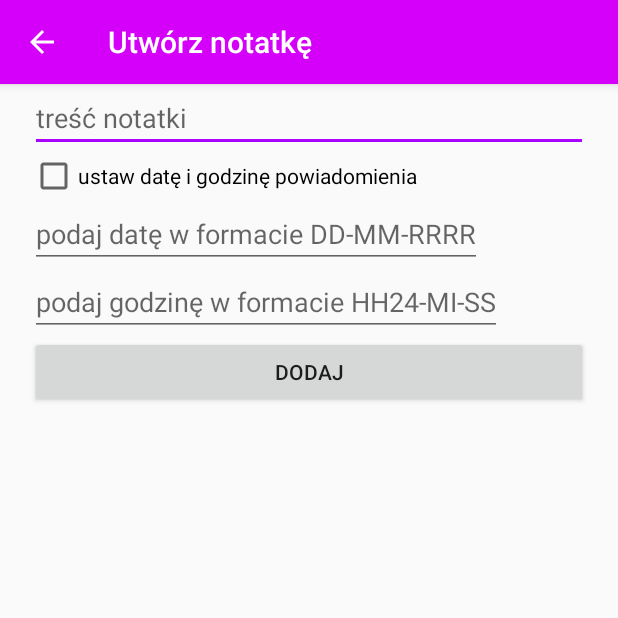
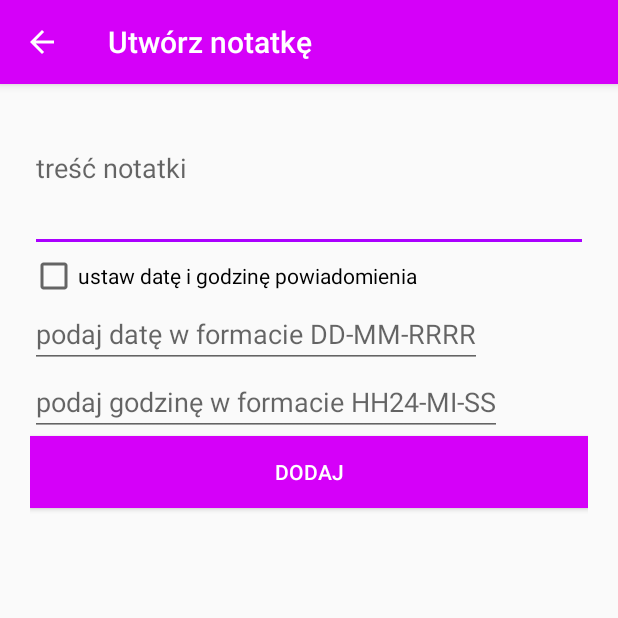
Before and after one commit to MateuszSalapatek/ToDoList, an Android app: the NoteActivity screen opened directly, with no data from a screen before it, on a phone screen of 412 x 824 dp, the top half of it. Run offline under Robolectric (Android 15) with nearby library versions, the phone set to English and light mode, and no system bars.

Commit message:
solve the problem with backgroud of checked items, reform layout

```diff
--- a/app/src/main/java/com/example/matsal/todolist/NoteActivity.java
+++ b/app/src/main/java/com/example/matsal/todolist/NoteActivity.java
@@ -10,6 +10,7 @@ import android.support.v7.widget.Toolbar;
 import android.util.Log;
 import android.view.View;
 import android.widget.ArrayAdapter;
+import android.widget.Button;
 import android.widget.EditText;
 import android.widget.Toast;
 
@@ -22,6 +23,7 @@ public class NoteActivity extends AppCompatActivity {
 
     private String path = Environment.getExternalStorageDirectory().toString() + "/ToDo_NoteLists";
     private EditText etNoteContent;
+    private Button bAddNote;
     DataBaseOwner dbo = new DataBaseOwner(this);
 
     @Override
@@ -33,9 +35,14 @@ public class NoteActivity extends AppCompatActivity {
         getSupportActionBar().setDisplayHomeAsUpEnabled(true);
 
         etNoteContent = findViewById(R.id.eTContentText);
+        bAddNote = findViewById(R.id.bAddNote);
     }
 
     public void addNote(View view) {
+        if(etNoteContent.getText().toString().equals("")){
+            Toast.makeText(getApplicationContext(), R.string.sFillTheNote, Toast.LENGTH_SHORT).show();
+            return;
+        }
         dbo.addNote(etNoteContent.getText().toString(),null);
         Log.d("noteLog", "\ncreate note view - text: " + etNoteContent.getText().toString());
         finish();
--- a/app/src/main/res/layout/content_note.xml
+++ b/app/src/main/res/layout/content_note.xml
@@ -13,11 +13,12 @@
         android:layout_height="match_parent"
         android:orientation="vertical"
         android:layout_marginHorizontal="@dimen/side_margin">
+
         <EditText
+            android:id="@+id/eTContentText"
             android:layout_width="match_parent"
-            android:layout_height="wrap_content"
-            android:id="@+id/eTContentText"
-            android:hint="@string/lNoteContent"/>
+            android:layout_height="112dp"
+            android:hint="@string/lNoteContent" />
         <CheckBox
             android:id="@+id/cBNotification"
             android:layout_width="wrap_content"
@@ -37,11 +38,13 @@
             android:inputType="number"/>
 
         <Button
+            android:id="@+id/bAddNote"
             android:layout_width="match_parent"
+            android:layout_height="wrap_content"
+            android:layout_gravity="bottom"
             android:onClick="addNote"
-            android:layout_height="wrap_content"
-            android:text="@string/lAdd"/>
-
+            android:background="?attr/colorPrimary"
+            android:text="@string/lAdd"
+            android:textColor="@color/canvas" />
     </LinearLayout>
-
 </android.support.constraint.ConstraintLayout>
--- a/app/src/main/res/values/strings.xml
+++ b/app/src/main/res/values/strings.xml
@@ -8,4 +8,6 @@
     <string name="lAdd">Dodaj</string>
     <string name="lPleaseCreateNote">Proszę zapisać notatkę</string>
     <string name="lDeleteNote">usuń notatkę</string>
+    <string name="sFillTheNote">proszę wpisać notatkę</string>
+    <string name="sAddNote">Utwórz notatkę</string>
 </resources>
```
Also changed, not shown: app/src/main/java/com/example/matsal/todolist/ArrayAdapterCustom.java (added, +36 -0 lines), app/src/main/java/com/example/matsal/todolist/MainActivity.java (+26 -40 lines), app/src/main/res/layout/activity_main.xml (+29 -9 lines), app/src/main/res/layout/content_main.xml (+1 -14 lines).
